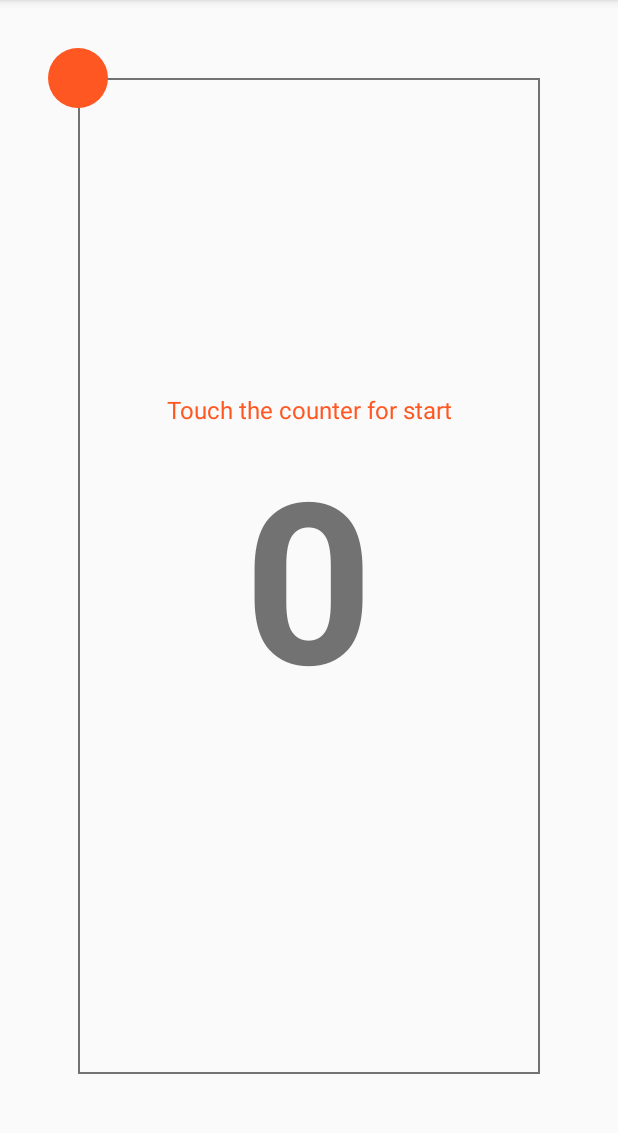
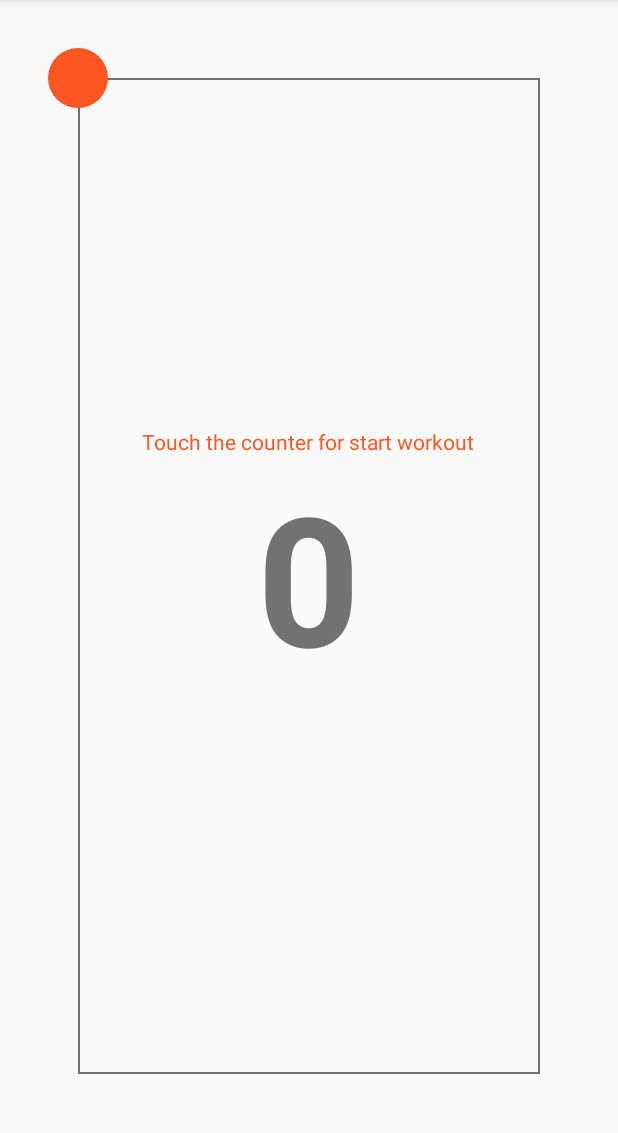
Before and after one commit to andras-the-android/ConvictMetronome, an Android app: the screen it shows after launch (MainActivity), on a phone screen of 412 x 824 dp, the part 84-1217 px from its top. Run offline under Robolectric (Android 15) with nearby library versions, the phone set to English and light mode, and no system bars; our stand-ins replace ButterKnife; plain views replace PercentRelativeLayout.

Commit message:
help text stabilization; layout fixes for low-res devices

```diff
--- a/app/src/main/java/hu/kts/cmetronome/MainActivity.java
+++ b/app/src/main/java/hu/kts/cmetronome/MainActivity.java
@@ -29,7 +29,7 @@ public class MainActivity extends AppCompatActivity {
     TextView stopwatchTextView;
 
     int repCount = 0;
-    private WorkoutStatus workoutStatus = WorkoutStatus.BEFORE_START;
+    private WorkoutStatus workoutStatus;
     private TimeProvider countDownTimeProvider = new TimeProvider(this::onCountDownTick, this::onCountDownFinished);
     private TimeProvider stopwatchTimeProvider = new TimeProvider(this::onStopwatchTick, null);
     private StopwatchFormatter stopwatchFormatter = new StopwatchFormatter();
@@ -60,9 +60,13 @@ public class MainActivity extends AppCompatActivity {
         @Override
         public void cycleFinished() {
             ++repCount;
-            repCounterTextView.setText(String.valueOf(repCount));
+            fillRepCounterTextViewWithTruncatedData();
         }
     };
+
+    private void fillRepCounterTextViewWithTruncatedData() {
+        repCounterTextView.setText(String.valueOf(repCount % 100));
+    }
 
 
     @Override
@@ -72,22 +76,23 @@ public class MainActivity extends AppCompatActivity {
         getWindow().addFlags(WindowManager.LayoutParams.FLAG_KEEP_SCREEN_ON);
         ButterKnife.inject(this);
         sounds = new Sounds(this);
+        setWorkoutStatusAndHelpText(WorkoutStatus.BEFORE_START);
     }
 
     @OnClick(R.id.rep_counter)
     public void onRepCounterClick(View view) {
         Log.d(TAG, "onRepCounterClick: " + workoutStatus);
         switch (workoutStatus) {
-            case BEFORE_START: countDownAndStart(); break;
+            case BEFORE_START:
+            case PAUSED:
+            case BETWEEN_SETS: countDownAndStart(); break;
             case IN_PROGRESS: pauseWorkout(); break;
-            case PAUSED: countDownAndStart(); break;
         }
     }
 
     private void pauseWorkout() {
-        workoutStatus = WorkoutStatus.PAUSED;
+        setWorkoutStatusAndHelpText(WorkoutStatus.PAUSED);
         resetIndicator();
-        helpTextView.setText(R.string.help_paused);
     }
 
     private void resetIndicator() {
@@ -111,8 +116,7 @@ public class MainActivity extends AppCompatActivity {
 
     private void countDownAndStart() {
         stopStopWatch();
-        helpTextView.setText("");
-        workoutStatus = WorkoutStatus.COUNTDOWN_IN_PROGRESS;
+        setWorkoutStatusAndHelpText(WorkoutStatus.COUNTDOWN_IN_PROGRESS);
         repCounterTextView.setTextColor(ContextCompat.getColor(this, R.color.accent));
         countDownTimeProvider.startDown(3);
     }
@@ -127,9 +131,8 @@ public class MainActivity extends AppCompatActivity {
 
     private void startWorkout() {
         repCounterTextView.setText(String.valueOf(repCount));
-        helpTextView.setText(R.string.help_in_progress);
-        workoutStatus = WorkoutStatus.IN_PROGRESS;
-        repCounterTextView.setTextColor(getResources().getColor(R.color.secondary_text));
+        setWorkoutStatusAndHelpText(WorkoutStatus.IN_PROGRESS);
+        repCounterTextView.setTextColor(ContextCompat.getColor(this, R.color.secondary_text));
         repCounterTextView.setText("0");
         getIndicatorAnimation().start();
     }
@@ -143,12 +146,15 @@ public class MainActivity extends AppCompatActivity {
 
     @OnLongClick(R.id.rep_counter)
     public boolean onRepCounterLongClick(View view) {
-        resetWorkout();
-        return true;
+        if (workoutStatus == WorkoutStatus.IN_PROGRESS || workoutStatus == WorkoutStatus.PAUSED) {
+            stopSet();
+            return true;
+        }
+        return false;
     }
 
-    private void resetWorkout() {
-        workoutStatus = WorkoutStatus.BEFORE_START;
+    private void stopSet() {
+        setWorkoutStatusAndHelpText(WorkoutStatus.BETWEEN_SETS);
         resetIndicator();
         countDownTimeProvider.stop();
         startStopWatch();
@@ -161,8 +167,23 @@ public class MainActivity extends AppCompatActivity {
         sounds.release();
     }
 
+    private void setWorkoutStatusAndHelpText(WorkoutStatus status) {
+        workoutStatus = status;
+        helpTextView.setText(getHelpTextIdByWorkoutStatus(status));
+    }
+
+    private int getHelpTextIdByWorkoutStatus(WorkoutStatus status) {
+        switch (status) {
+            case BEFORE_START: return R.string.help_before_start;
+            case IN_PROGRESS: return R.string.help_in_progress;
+            case PAUSED: return R.string.help_paused;
+            case BETWEEN_SETS: return R.string.help_between_sets;
+            default: return R.string.empty_string;
+        }
+    }
+
     private enum WorkoutStatus {
-        BEFORE_START, IN_PROGRESS, COUNTDOWN_IN_PROGRESS, PAUSED;
+        BEFORE_START, COUNTDOWN_IN_PROGRESS, IN_PROGRESS, PAUSED, BETWEEN_SETS
     }
 
 }
--- a/app/src/main/res/layout/activity_main.xml
+++ b/app/src/main/res/layout/activity_main.xml
@@ -36,7 +36,8 @@
             android:layout_marginLeft="@dimen/indicator_diameter"
             android:layout_marginRight="@dimen/indicator_diameter"
             android:text="0"
-            android:textSize="150sp"
+            tools:text="99"
+            android:textSize="@dimen/rep_counter_size"
             android:textStyle="bold"/>
 
         <TextView
@@ -49,8 +50,8 @@
             android:layout_centerHorizontal="true"
             android:layout_above="@id/rep_counter"
             android:gravity="center"
-            android:text="@string/help_before_start"
-            android:textSize="16sp"/>
+            tools:text="@string/help_in_progress"
+            android:textSize="@dimen/help_text_size"/>
 
         <TextView
             android:id="@+id/stopwarch"
@@ -63,8 +64,8 @@
             android:layout_below="@id/rep_counter"
             android:gravity="center"
             tools:text="00:00"
-            android:textSize="40sp"
-            android:visibility="invisible"/>
+            android:textSize="@dimen/stopwatch_text_size"
+            android:visibility="visible"/>
 
 
     </android.support.percent.PercentRelativeLayout>
--- /dev/null
+++ b/app/src/main/res/values-hdpi/dimens.xml
@@ -0,0 +1,6 @@
+<?xml version="1.0" encoding="utf-8"?>
+<resources>
+    <dimen name="rep_counter_size">120sp</dimen>
+    <dimen name="help_text_size">14sp</dimen>
+    <dimen name="stopwatch_text_size">40sp</dimen>
+</resources>
--- /dev/null
+++ b/app/src/main/res/values-ldpi/dimens.xml
@@ -0,0 +1,6 @@
+<?xml version="1.0" encoding="utf-8"?>
+<resources>
+    <dimen name="rep_counter_size">75sp</dimen>
+    <dimen name="help_text_size">10sp</dimen>
+    <dimen name="stopwatch_text_size">25sp</dimen>
+</resources>
--- /dev/null
+++ b/app/src/main/res/values-mdpi/dimens.xml
@@ -0,0 +1,6 @@
+<?xml version="1.0" encoding="utf-8"?>
+<resources>
+    <dimen name="rep_counter_size">90sp</dimen>
+    <dimen name="help_text_size">12sp</dimen>
+    <dimen name="stopwatch_text_size">30sp</dimen>
+</resources>
--- a/app/src/main/res/values/dimens.xml
+++ b/app/src/main/res/values/dimens.xml
@@ -2,7 +2,8 @@
     <!-- Default screen margins, per the Android Design guidelines. -->
     <dimen name="activity_horizontal_margin">16dp</dimen>
     <dimen name="activity_vertical_margin">16dp</dimen>
-    <dimen name="indicator_path_long">450dp</dimen>
-    <dimen name="indicator_path_short">225dp</dimen>
     <dimen name="indicator_diameter">40dp</dimen>
+    <dimen name="rep_counter_size">150sp</dimen>
+    <dimen name="help_text_size">16sp</dimen>
+    <dimen name="stopwatch_text_size">40sp</dimen>
 </resources>
--- a/app/src/main/res/values/strings.xml
+++ b/app/src/main/res/values/strings.xml
@@ -1,6 +1,8 @@
 <resources>
     <string name="app_name">Convict Metronome</string>
-    <string name="help_before_start">Touch the counter for start</string>
-    <string name="help_in_progress">Touch the counter for pause</string>
-    <string name="help_paused">Touch the counter for resume</string>
+    <string name="help_before_start">Touch the counter for start workout</string>
+    <string name="help_in_progress">Touch the counter for pause\n\nTouch the counter long to finish set</string>
+    <string name="help_paused">Touch the counter for resume\n\nTouch the counter long to finish set</string>
+    <string name="help_between_sets">Touch the counter to start new set</string>
+    <string name="empty_string"></string>
 </resources>
```
